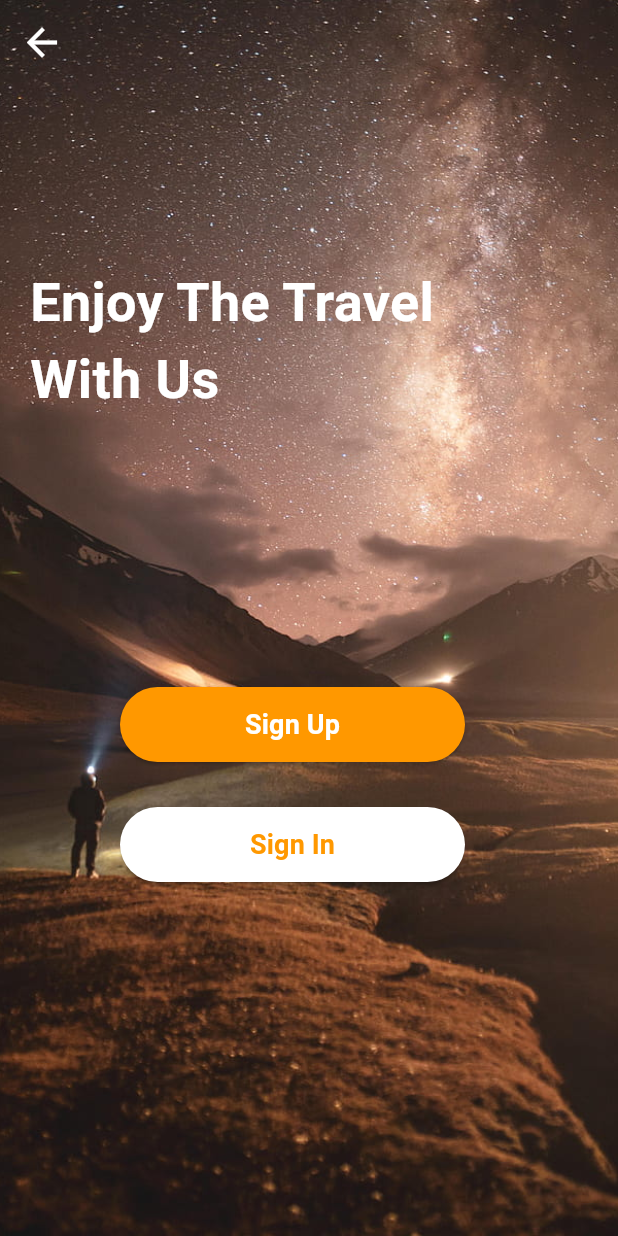
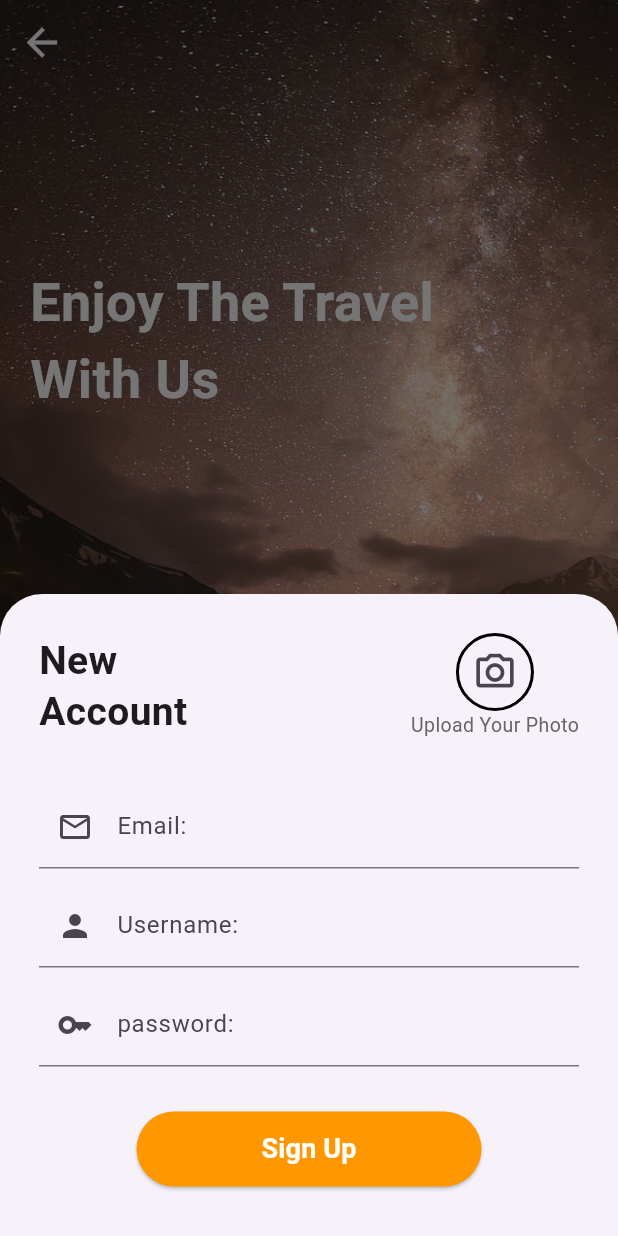
Before and after one commit to nadunidush/travels_app, a Flutter app: the SelectSignUpAndSignIn screen opened directly, after a tap on "Sign Up", on a phone screen of 412 x 824 dp. Run offline on Flutter 3.47's test engine with Material 3 defaults, Android fonts, the phone set to English and light mode, and no system bars.

Commit message:
create signup and signin pages

```diff
--- a/lib/pages/select_signup_signin.dart
+++ b/lib/pages/select_signup_signin.dart
@@ -1,4 +1,6 @@
 import 'package:flutter/material.dart';
+import 'package:travels_app/pages/signin.dart';
+import 'package:travels_app/pages/signup.dart';
 
 class SelectSignUpAndSignIn extends StatelessWidget {
   const SelectSignUpAndSignIn({super.key});
@@ -20,10 +22,7 @@ class SelectSignUpAndSignIn extends StatelessWidget {
         Scaffold(
           backgroundColor: Colors.transparent,
           appBar: AppBar(
-            iconTheme:IconThemeData(
-              color: Colors.white,
-              size: 30
-            ),
+            iconTheme: IconThemeData(color: Colors.white, size: 30),
             backgroundColor: Colors.transparent,
             elevation: 0,
           ),
@@ -32,13 +31,18 @@ class SelectSignUpAndSignIn extends StatelessWidget {
             child: Column(
               crossAxisAlignment: CrossAxisAlignment.start,
               children: [
-                SizedBox(height: 100,),
-                Text("Enjoy The Travel \nWith Us", style: TextStyle(
+                SizedBox(
+                  height: 100,
+                ),
+                Text("Enjoy The Travel \nWith Us",
+                    style: TextStyle(
                       fontSize: 36,
                       color: Colors.white,
                       fontWeight: FontWeight.w600,
                     )),
-                SizedBox(height: 180,),
+                SizedBox(
+                  height: 180,
+                ),
                 Padding(
                   padding: const EdgeInsets.only(left: 60.0),
                   child: ElevatedButton(
@@ -46,15 +50,31 @@ class SelectSignUpAndSignIn extends StatelessWidget {
                       minimumSize: MaterialStateProperty.all(Size(230, 50)),
                       backgroundColor: MaterialStateProperty.all(Colors.orange),
                     ),
-                    onPressed: () {},
-                    child: Text("Sign Up", style: TextStyle(
+                    onPressed: () {
+                      showModalBottomSheet(
+                        context: context,
+                        isScrollControlled: true,
+                        builder: (context) => SingleChildScrollView(
+                          child: Padding(
+                            padding: EdgeInsets.only(
+                              bottom: MediaQuery.of(context).viewInsets.bottom,
+                            ),
+                            child: SignUp(),
+                          ),
+                        ),
+                      );
+                    },
+                    child: Text("Sign Up",
+                        style: TextStyle(
                           color: Colors.white,
                           fontSize: 18,
                           fontWeight: FontWeight.w700,
                         )),
                   ),
                 ),
-                SizedBox(height: 30,),
+                SizedBox(
+                  height: 30,
+                ),
                 Padding(
                   padding: const EdgeInsets.only(left: 60.0),
                   child: ElevatedButton(
@@ -62,8 +82,14 @@ class SelectSignUpAndSignIn extends StatelessWidget {
                       minimumSize: MaterialStateProperty.all(Size(230, 50)),
                       backgroundColor: MaterialStateProperty.all(Colors.white),
                     ),
-                    onPressed: () {},
-                    child: Text("Sign In", style: TextStyle(
+                    onPressed: () {
+                      showModalBottomSheet(
+                          context: context,
+                          builder: (context) => SignIn()
+                      );
+                    },
+                    child: Text("Sign In",
+                        style: TextStyle(
                           color: Colors.orange,
                           fontSize: 18,
                           fontWeight: FontWeight.w700,
--- /dev/null
+++ b/lib/pages/signin.dart
@@ -0,0 +1,19 @@
+import 'package:flutter/material.dart';
+
+class SignIn extends StatelessWidget {
+  const SignIn({super.key});
+
+  @override
+  Widget build(BuildContext context) {
+    return Column(
+      children: [
+        Row(
+          children: [
+            Text("Welcome Back \nNadun"),
+            Image.asset("assets/logo.jpeg",width: 30,height: 30,),
+          ],
+        )
+      ],
+    );
+  }
+}
--- /dev/null
+++ b/lib/pages/signup.dart
@@ -0,0 +1,89 @@
+import 'package:flutter/material.dart';
+
+class SignUp extends StatelessWidget {
+  const SignUp({super.key});
+
+  @override
+  Widget build(BuildContext context) {
+    return Padding(
+      padding: const EdgeInsets.only(left:26.0,top: 26.0,right: 26.0,bottom: 33.0),
+      child: Column(
+        children: [
+          Row(
+            children: [
+              Text("New \nAccount",style: TextStyle(
+                fontSize: 26,
+                fontWeight: FontWeight.w600,
+                height: 1.30,
+              ),),
+
+              Spacer(),
+
+              Column(
+                children: [
+                  Container(
+                    decoration: BoxDecoration(
+                      border: Border.all(width: 2,color: Colors.black),
+                      borderRadius: BorderRadius.circular(50)
+                    ),
+                      child: IconButton(
+                          onPressed: () {},
+                          icon: Icon(Icons.camera_alt_outlined),
+                          style: ButtonStyle(
+                            iconSize: WidgetStatePropertyAll(30)
+                          ),
+                      ),
+                    ),
+                  Text("Upload Your Photo",style: TextStyle(
+                    fontSize: 13,
+                    fontWeight: FontWeight.w400,
+                    color: const Color.fromARGB(255, 102, 102, 102),
+                  ),),
+                ],
+              )
+            ],
+          ),
+          SizedBox(height: 30,),
+
+          TextField(
+            decoration: InputDecoration(
+              label: Text("Email: "),
+              prefixIcon: Icon(Icons.email_outlined,),
+            ),
+          ),
+          SizedBox(height: 10,),
+
+          TextField(
+            decoration: InputDecoration(
+              label: Text("Username: "),
+              prefixIcon: Icon(Icons.person,),
+            ),
+          ),
+          SizedBox(height: 10,),
+
+          TextField(
+            decoration: InputDecoration(
+              label: Text("password: "),
+              prefixIcon: Icon(Icons.key,),
+            ),
+          ),
+
+          SizedBox(height: 30,),
+
+          ElevatedButton(
+            style: ButtonStyle(
+              minimumSize: MaterialStateProperty.all(Size(230, 50)),
+              backgroundColor: MaterialStateProperty.all(Colors.orange),
+            ),
+            onPressed: (){},
+            child: Text("Sign Up",style: TextStyle(
+              color: Colors.white,
+              fontSize: 18,
+              fontWeight: FontWeight.w700,
+            ),)
+          )
+        ],
+      ),
+    );
+  }
+}
```
Also changed, not shown: assets/logo.jpeg (added). Lines whose indentation alone changed are shown as unchanged.
